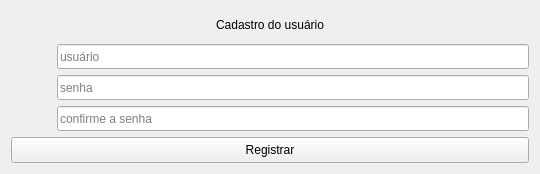
This is CCadastrarLoginForm.ui in nettoflix/MagoSend as Qt 5 draws it before an edit. The edited form follows.
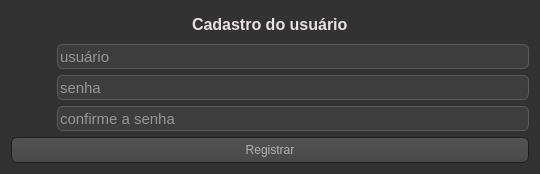
This is the edited form. Icons and pictures are not drawn.

Patch:
```diff
--- a/CCadastrarLoginForm.ui
+++ b/CCadastrarLoginForm.ui
@@ -14,7 +14,597 @@
    <string>Form</string>
   </property>
   <property name="styleSheet">
-   <string notr="true">
+   <string notr="true">QToolTip
+{
+     border: 1px solid black;
+     background-color: #ffa02f;
+     padding: 1px;
+     border-radius: 3px;
+     opacity: 100;
+}
+
+QLabel { background-color: rgba(255, 255, 255, 10); 
+    color: #181717;  /* Light text for contrast */
+    font-size: 12pt;
+    font-weight: bold;  /* Make the text bold to stand out */
+}
+
+
+QWidget
+{
+    color: #e9e2e2;
+    background-color: #323232;
+}
+
+QWidget:item:hover
+{
+    background-color: QLinearGradient( x1: 0, y1: 0, x2: 0, y2: 1, stop: 0 #ffa02f, stop: 1 #ca0619);
+ 
+}
+
+QWidget:item:selected
+{
+    background-color: QLinearGradient( x1: 0, y1: 0, x2: 0, y2: 1, stop: 0 #ffa02f, stop: 1 #d7801a);
+}
+
+QMenuBar::item
+{
+    background: transparent;
+}
+
+QMenuBar::item:selected
+{
+    background: transparent;
+    border: 1px solid #ffaa00;
+}
+
+QMenuBar::item:pressed
+{
+    background: #444;
+    border: 1px solid #000;
+    background-color: QLinearGradient(
+        x1:0, y1:0,
+        x2:0, y2:1,
+        stop:1 #212121,
+        stop:0.4 #343434/*,
+        stop:0.2 #343434,
+        stop:0.1 #ffaa00*/
+    );
+    margin-bottom:-1px;
+    padding-bottom:1px;
+}
+
+QMenu
+{
+    border: 1px solid #000;
+}
+
+QMenu::item
+{
+    padding: 2px 20px 2px 20px;
+}
+
+QMenu::item:selected
+{
+    color: #000000;
+}
+
+QWidget:disabled
+{
+    color: #404040;
+    background-color: #323232;
+}
+
+QAbstractItemView
+{
+    background-color: QLinearGradient( x1: 0, y1: 0, x2: 0, y2: 1, stop: 0 #4d4d4d, stop: 0.1 #646464, stop: 1 #5d5d5d);
+}
+
+QWidget:focus
+{
+    /*border: 2px solid QLinearGradient( x1: 0, y1: 0, x2: 0, y2: 1, stop: 0 #ffa02f, stop: 1 #d7801a);*/
+}
+
+QLineEdit
+{
+    background-color: #3d3d3d;
+    color: #f0f0f0;
+    border: 1px solid #5a5a5a;  /* Subtle border */
+    border-radius: 6px;
+    font-size: 11pt;
+}
+
+QPushButton
+{
+    color: #b1b1b1;
+    background-color: QLinearGradient( x1: 0, y1: 0, x2: 0, y2: 1, stop: 0 #565656, stop: 0.1 #525252, stop: 0.5 #4e4e4e, stop: 0.9 #4a4a4a, stop: 1 #464646);
+    border-width: 1px;
+    border-color: #1e1e1e;
+    border-style: solid;
+    border-radius: 6;
+    padding: 3px;
+    font-size: 12px;
+    padding-left: 5px;
+    padding-right: 5px;
+}
+
+QPushButton:pressed
+{
+    background-color: QLinearGradient( x1: 0, y1: 0, x2: 0, y2: 1, stop: 0 #2d2d2d, stop: 0.1 #2b2b2b, stop: 0.5 #292929, stop: 0.9 #282828, stop: 1 #252525);
+}
+
+QComboBox
+{
+    selection-background-color: #ffaa00;
+    background-color: QLinearGradient( x1: 0, y1: 0, x2: 0, y2: 1, stop: 0 #565656, stop: 0.1 #525252, stop: 0.5 #4e4e4e, stop: 0.9 #4a4a4a, stop: 1 #464646);
+    border-style: solid;
+    border: 1px solid #1e1e1e;
+    border-radius: 5;
+}
+
+QComboBox:hover,QPushButton:hover
+{
+    border: 2px solid QLinearGradient( x1: 0, y1: 0, x2: 0, y2: 1, stop: 0 #ffa02f, stop: 1 #d7801a);
+}
+
+
+QComboBox:on
+{
+    padding-top: 3px;
+    padding-left: 4px;
+    background-color: QLinearGradient( x1: 0, y1: 0, x2: 0, y2: 1, stop: 0 #2d2d2d, stop: 0.1 #2b2b2b, stop: 0.5 #292929, stop: 0.9 #282828, stop: 1 #252525);
+    selection-background-color: #ffaa00;
+}
+
+QComboBox QAbstractItemView
+{
+    border: 2px solid darkgray;
+    selection-background-color: QLinearGradient( x1: 0, y1: 0, x2: 0, y2: 1, stop: 0 #ffa02f, stop: 1 #d7801a);
+}
+
+QComboBox::drop-down
+{
+     subcontrol-origin: padding;
+     subcontrol-position: top right;
+     width: 15px;
+
+     border-left-width: 0px;
+     border-left-color: darkgray;
+     border-left-style: solid; /* just a single line */
+     border-top-right-radius: 3px; /* same radius as the QComboBox */
+     border-bottom-right-radius: 3px;
+ }
+
+QComboBox::down-arrow
+{
+     image: url(:/down_arrow.png);
+}
+
+QGroupBox {
+    font: bold;
+    border: 1px solid gray;
+    border-radius: 6px;
+    margin-top: 6px;
+}
+
+QGroupBox::title {
+    subcontrol-origin: margin;
+    left: 7px;
+    padding: 0px 5px 0px 5px;
+}
+
+QTextEdit:focus
+{
+    border: 2px solid QLinearGradient( x1: 0, y1: 0, x2: 0, y2: 1, stop: 0 #ffa02f, stop: 1 #d7801a);
+}
+
+QScrollBar:horizontal {
+     border: 1px solid #222222;
+     background: QLinearGradient( x1: 0, y1: 0, x2: 0, y2: 1, stop: 0.0 #121212, stop: 0.2 #282828, stop: 1 #484848);
+     height: 12px;
+     margin: 0px 16px 0 16px;
+}
+
+QScrollBar::handle:horizontal
+{
+      background: QLinearGradient( x1: 0, y1: 0, x2: 1, y2: 0, stop: 0 #ffa02f, stop: 0.5 #d7801a, stop: 1 #ffa02f);
+      min-height: 20px;
+      border-radius: 2px;
+}
+
+QScrollBar::add-line:horizontal {
+      border: 1px solid #1b1b19;
+      border-radius: 2px;
+      background: QLinearGradient( x1: 0, y1: 0, x2: 1, y2: 0, stop: 0 #ffa02f, stop: 1 #d7801a);
+      width: 14px;
+      subcontrol-position: right;
+      subcontrol-origin: margin;
+}
+
+QScrollBar::sub-line:horizontal {
+      border: 1px solid #1b1b19;
+      border-radius: 2px;
+      background: QLinearGradient( x1: 0, y1: 0, x2: 1, y2: 0, stop: 0 #ffa02f, stop: 1 #d7801a);
+      width: 14px;
+     subcontrol-position: left;
+     subcontrol-origin: margin;
+}
+
+QScrollBar::right-arrow:horizontal, QScrollBar::left-arrow:horizontal
+{
+      border: 1px solid black;
+      width: 1px;
+      height: 1px;
+      background: white;
+}
+
+QScrollBar::add-page:horizontal, QScrollBar::sub-page:horizontal
+{
+      background: none;
+}
+
+QScrollBar:vertical
+{
+      background: QLinearGradient( x1: 0, y1: 0, x2: 1, y2: 0, stop: 0.0 #121212, stop: 0.2 #282828, stop: 1 #484848);
+      width: 7px;
+      margin: 16px 0 16px 0;
+      border: 1px solid #222222;
+}
+
+QScrollBar::handle:vertical
+{
+      background: QLinearGradient( x1: 0, y1: 0, x2: 0, y2: 1, stop: 0 #ffa02f, stop: 0.5 #d7801a, stop: 1 #ffa02f);
+      min-height: 20px;
+      border-radius: 2px;
+}
+
+QScrollBar::add-line:vertical
+{
+      border: 1px solid #1b1b19;
+      border-radius: 2px;
+      background: QLinearGradient( x1: 0, y1: 0, x2: 0, y2: 1, stop: 0 #ffa02f, stop: 1 #d7801a);
+      height: 14px;
+      subcontrol-position: bottom;
+      subcontrol-origin: margin;
+}
+
+QScrollBar::sub-line:vertical
+{
+      border: 1px solid #1b1b19;
+      border-radius: 2px;
+      background: QLinearGradient( x1: 0, y1: 0, x2: 0, y2: 1, stop: 0 #d7801a, stop: 1 #ffa02f);
+      height: 14px;
+      subcontrol-position: top;
+      subcontrol-origin: margin;
+}
+
+QScrollBar::up-arrow:vertical, QScrollBar::down-arrow:vertical
+{
+      border: 1px solid black;
+      width: 1px;
+      height: 1px;
+      background: white;
+}
+
+
+QScrollBar::add-page:vertical, QScrollBar::sub-page:vertical
+{
+      background: none;
+}
+
+QTextEdit
+{
+    background-color:  #242424;
+	border: 0px solid #6c6c6c;
+}
+
+QPlainTextEdit
+{
+    background-color: #242424;
+}
+
+QHeaderView::section
+{
+    background-color: QLinearGradient(x1:0, y1:0, x2:0, y2:1, stop:0 #616161, stop: 0.5 #505050, stop: 0.6 #434343, stop:1 #656565);
+    color: white;
+    padding-left: 4px;
+    border: 1px solid #6c6c6c;
+}
+
+QCheckBox:disabled
+{
+color: #414141;
+}
+
+QDockWidget::title
+{
+    text-align: center;
+    spacing: 3px; /* spacing between items in the tool bar */
+    background-color: QLinearGradient(x1:0, y1:0, x2:0, y2:1, stop:0 #323232, stop: 0.5 #242424, stop:1 #323232);
+}
+
+QDockWidget::close-button, QDockWidget::float-button
+{
+    text-align: center;
+    spacing: 1px; /* spacing between items in the tool bar */
+    background-color: QLinearGradient(x1:0, y1:0, x2:0, y2:1, stop:0 #323232, stop: 0.5 #242424, stop:1 #323232);
+}
+
+QDockWidget::close-button:hover, QDockWidget::float-button:hover
+{
+    background: #242424;
+}
+
+QDockWidget::close-button:pressed, QDockWidget::float-button:pressed
+{
+    padding: 1px -1px -1px 1px;
+}
+
+QMainWindow::separator
+{
+    background-color: QLinearGradient(x1:0, y1:0, x2:0, y2:1, stop:0 #161616, stop: 0.5 #151515, stop: 0.6 #212121, stop:1 #343434);
+    color: white;
+    padding-left: 4px;
+    border: 1px solid #4c4c4c;
+    spacing: 3px; /* spacing between items in the tool bar */
+}
+
+QMainWindow::separator:hover
+{
+
+    background-color: QLinearGradient(x1:0, y1:0, x2:0, y2:1, stop:0 #d7801a, stop:0.5 #b56c17 stop:1 #ffa02f);
+    color: white;
+    padding-left: 4px;
+    border: 1px solid #6c6c6c;
+    spacing: 3px; /* spacing between items in the tool bar */
+}
+
+QToolBar::handle
+{
+     spacing: 3px; /* spacing between items in the tool bar */
+     background: url(:/images/handle.png);
+}
+
+QMenu::separator
+{
+    height: 2px;
+    background-color: QLinearGradient(x1:0, y1:0, x2:0, y2:1, stop:0 #161616, stop: 0.5 #151515, stop: 0.6 #212121, stop:1 #343434);
+    color: white;
+    padding-left: 4px;
+    margin-left: 10px;
+    margin-right: 5px;
+}
+
+QProgressBar {
+    border: 1px solid #404040;
+    text-align: center;
+    background-color: #3E3E3E;
+}
+
+QProgressBar::chunk {
+    background-color: #0534cc;
+    width: 2px;
+}
+
+
+QTabBar::tab {
+    color: #b1b1b1;
+    border: 1px solid #444;
+    border-bottom-style: none;
+    background-color: #323232;
+    padding-left: 10px;
+    padding-right: 10px;
+    padding-top: 3px;
+    padding-bottom: 2px;
+    margin-right: -1px;
+}
+
+QTabWidget::pane {
+    border: 1px solid #444;
+    top: 1px;
+}
+
+QTabBar::tab:last
+{
+    margin-right: 0; /* the last selected tab has nothing to overlap with on the right */
+    border-top-right-radius: 3px;
+}
+
+QTabBar::tab:first:!selected
+{
+ margin-left: 0px; /* the last selected tab has nothing to overlap with on the right */
+
+
+    border-top-left-radius: 3px;
+}
+
+QTabBar::tab:!selected
+{
+    color: #b1b1b1;
+    border-bottom-style: solid;
+    margin-top: 3px;
+    background-color: QLinearGradient(x1:0, y1:0, x2:0, y2:1, stop:1 #212121, stop:.4 #343434);
+}
+
+QTabBar::tab:selected
+{
+    border-top-left-radius: 3px;
+    border-top-right-radius: 3px;
+    margin-bottom: 0px;
+}
+
+QTabBar::tab:!selected:hover
+{
+    /*border-top: 2px solid #ffaa00;
+    padding-bottom: 3px;*/
+    border-top-left-radius: 3px;
+    border-top-right-radius: 3px;
+    background-color: QLinearGradient(x1:0, y1:0, x2:0, y2:1, stop:1 #212121, stop:0.4 #343434, stop:0.2 #343434, stop:0.1 #ffaa00);
+}
+
+QRadioButton::indicator:checked, QRadioButton::indicator:unchecked{
+    color: #b1b1b1;
+    background-color: #323232;
+    border: 1px solid #b1b1b1;
+    border-radius: 6px;
+}
+
+QRadioButton::indicator:checked
+{
+    background-color: qradialgradient(
+        cx: 0.5, cy: 0.5,
+        fx: 0.5, fy: 0.5,
+        radius: 1.0,
+        stop: 0.25 #ffaa00,
+        stop: 0.3 #323232
+    );
+}
+
+QCheckBox::indicator{
+    color: #b1b1b1;
+    background-color: #323232;
+    border: 1px solid #b1b1b1;
+    width: 9px;
+    height: 9px;
+}
+
+QRadioButton::indicator
+{
+    border-radius: 6px;
+}
+
+QRadioButton::indicator:hover, QCheckBox::indicator:hover
+{
+    border: 1px solid #ffaa00;
+}
+
+QCheckBox::indicator:checked
+{
+    image:url(:/images/checkbox.png);
+}
+
+QCheckBox::indicator:disabled, QRadioButton::indicator:disabled
+{
+    border: 1px solid #444;
+}
+
+QComboBox:hover
+{
+    border: 2px solid QLinearGradient( x1: 0, y1: 0, x2: 0, y2: 1, stop: 0 #ffa02f, stop: 1 #d7801a);
+}
+
+QAbstractSpinBox {
+    padding: 5px;
+    border: 1px solid #76797C;
+    background-color: #232629;
+    color: #eff0f1;
+    border-radius: 2px;
+    min-width: 75px;
+}
+
+QAbstractSpinBox:up-button
+{
+    background-color: transparent;
+    subcontrol-origin: border;
+    subcontrol-position: center right;
+}
+
+QAbstractSpinBox:down-button
+{
+    background-color: transparent;
+    subcontrol-origin: border;
+    subcontrol-position: center left;
+}
+
+QAbstractSpinBox::up-arrow,QAbstractSpinBox::up-arrow:disabled,QAbstractSpinBox::up-arrow:off {
+    image: url(:/images/up_arrow_disabled.png);
+    width: 10px;
+    height: 10px;
+}
+QAbstractSpinBox::up-arrow:hover
+{
+    image: url(:/images/up_arrow.png);
+}
+QAbstractSpinBox::down-arrow,QAbstractSpinBox::down-arrow:disabled,QAbstractSpinBox::down-arrow:off
+{
+    image: url(:/images/down_arrow_disabled.png);
+    width: 10px;
+    height: 10px;
+}
+QAbstractSpinBox::down-arrow:hover
+{
+    image: url(:/images/down_arrow.png);
+}
+
+QTableWidget {
+    background-color: #3d3d3d;  /* Dark gray background */
+    color: #f0f0f0;  /* Light text color for readability */
+    gridline-color: #5a5a5a;  /* Softer grid line color */
+    selection-background-color: #ff9100;  /* Orange for selected row */
+    selection-color: #000000;  /* Black text when selected */
+    border: 1px solid #2a2a2a;  /* Border to match overall theme */
+}
+
+QHeaderView::section {
+    background-color: #2a2a2a;  /* Darker header background */
+    color: #ffffff;  /* White text in headers */
+    padding: 4px;
+    border: 1px solid #4d4d4d;  /* Subtle border around headers */
+    font-weight: bold;
+}
+
+QTableCornerButton::section {
+    background-color: #2a2a2a;  /* Corner button matching header */
+    border: 1px solid #4d4d4d; 
+}
+
+QHeaderView
+{
+    border-radius: 1px;
+}
+
+QTableWidget::item:pressed, QListView::item:pressed, QTreeView::item:pressed  {
+    background: #334E5E;
+    color: #eff0f1;
+	border: 0px solid #76797C;
+}
+
+QTableWidget::item:selected:active, QTreeView::item:selected:active, QListView::item:selected:active  {
+    background: #334E5E;
+    color: #eff0f1;
+ 	border: 0px solid #76797C;
+}
+
+QTableWidget::item::selected {
+background-color: #transparent;
+border: 0px solid #76797C;
+}
+
+QTableWidget::row::selected {
+background-color: #334E5E;
+border: 0px solid #76797C;
+}
+
+QTableWidget::item:hover {
+    background-color: transparent;
+}  
+
+
+ /* style the sort indicator */
+QHeaderView::down-arrow {
+    image: url(:/qss_icons/rc/down_arrow.png);
+}
+
+QHeaderView::up-arrow {
+    image: url(:/qss_icons/rc/up_arrow.png);
+}
+
+
+QTableCornerButton::section {
+    background-color: #31363b;
+    border: 1px transparent #76797C;
+    border-radius: 0px;
+}
 </string>
   </property>
   <layout class="QVBoxLayout" name="verticalLayout_2">
```
Left out of the diff: 2 changed lines with no effect on the pictures.
